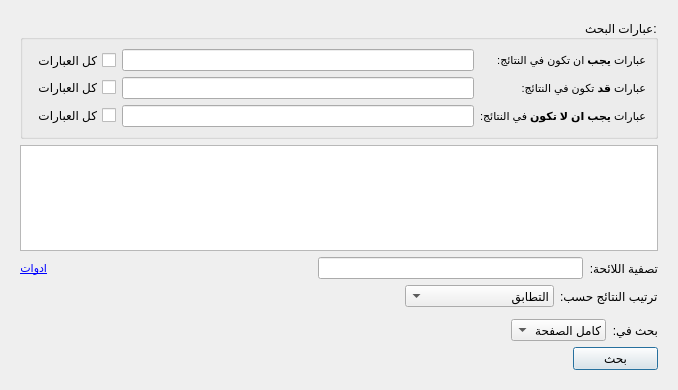
First picture: the form in src/searchwidget.ui, repository boussouira/moltaqa, before the edit.
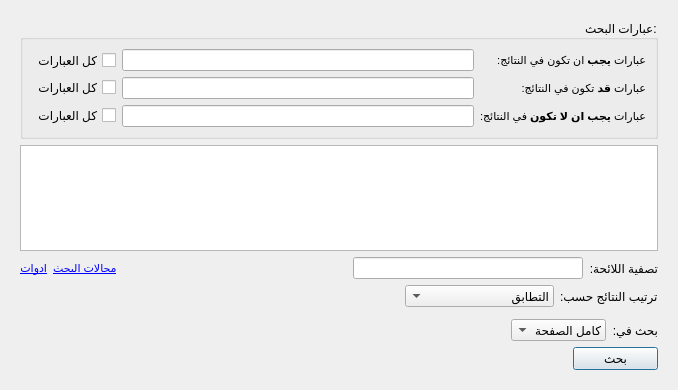
Second picture: the form after the edit. Icons and pictures are not drawn. Custom widgets are drawn as their Qt base class.

Commit message: Search fields

Patch:
```diff
--- a/src/searchwidget.ui
+++ b/src/searchwidget.ui
@@ -181,6 +181,13 @@
            </property>
           </spacer>
          </item>
+         <item>
+          <widget class="QLabel" name="labelSearchField">
+           <property name="text">
+            <string>&lt;html&gt;&lt;head/&gt;&lt;body&gt;&lt;p&gt;&lt;a href=&quot;#&quot;&gt;&lt;span style=&quot; font-family:'MS Shell Dlg 2'; font-size:8pt; text-decoration: underline; color:#0000ff;&quot;&gt;مجالات البحث&lt;/span&gt;&lt;/a&gt;&lt;/p&gt;&lt;/body&gt;&lt;/html&gt;</string>
+           </property>
+          </widget>
+         </item>
          <item>
           <widget class="QLabel" name="labelTools">
            <property name="contextMenuPolicy">
```
Left out of the diff: 5 changed lines with no effect on the pictures. The commit also changes 20 other files.
